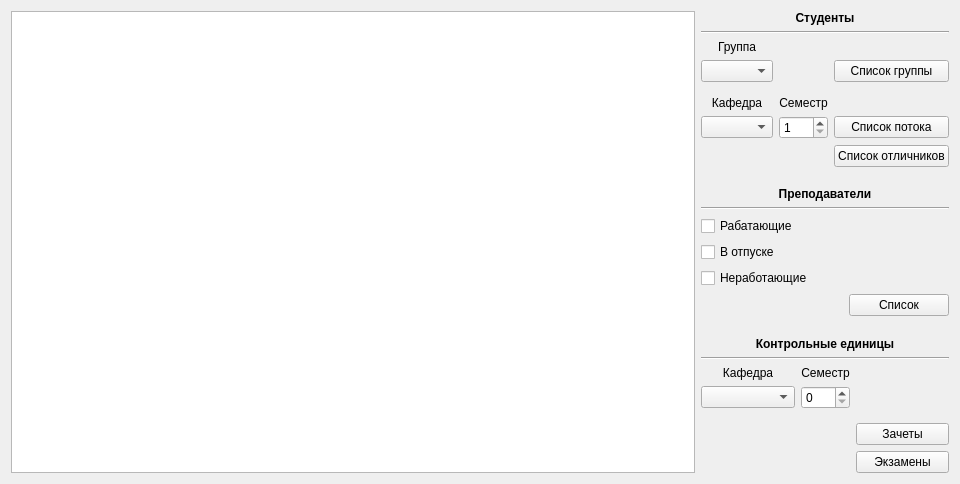
The window that listswindow.ui (muzzy404/DeanOffice-database-course-work) describes before a commit, drawn with Qt 5.
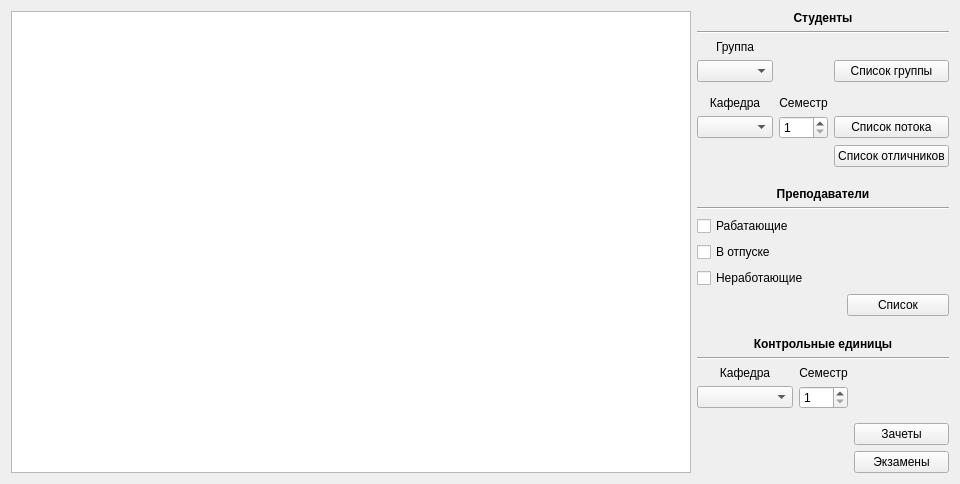
The same window after the commit.

The edit to the form file:
```diff
--- a/listswindow.ui
+++ b/listswindow.ui
@@ -13,7 +13,7 @@
   <property name="windowTitle">
    <string>Списки</string>
   </property>
-  <layout class="QGridLayout" name="gridLayout_4" columnstretch="10,3,0">
+  <layout class="QGridLayout" name="gridLayout_4" columnstretch="12,4,0">
    <item row="4" column="1" colspan="2">
     <layout class="QGridLayout" name="gridLayout_3" columnstretch="2,1,2">
      <item row="3" column="0">
@@ -40,7 +40,14 @@
       </widget>
      </item>
      <item row="4" column="1">
-      <widget class="QSpinBox" name="ctrlSpinSem"/>
+      <widget class="QSpinBox" name="ctrlSpinSem">
+       <property name="minimum">
+        <number>1</number>
+       </property>
+       <property name="maximum">
+        <number>6</number>
+       </property>
+      </widget>
      </item>
      <item row="4" column="2">
       <spacer name="horizontalSpacer_3">
```
